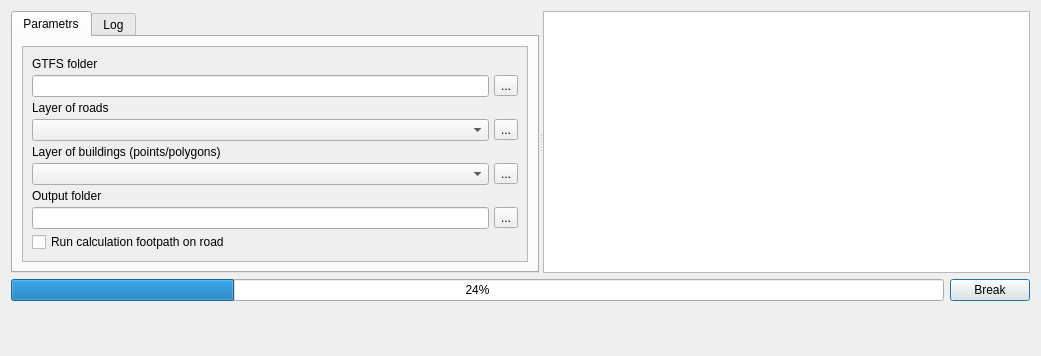
Old version of the form tau_net_calc/pkl.ui in the repository geosimlab/accessibility.
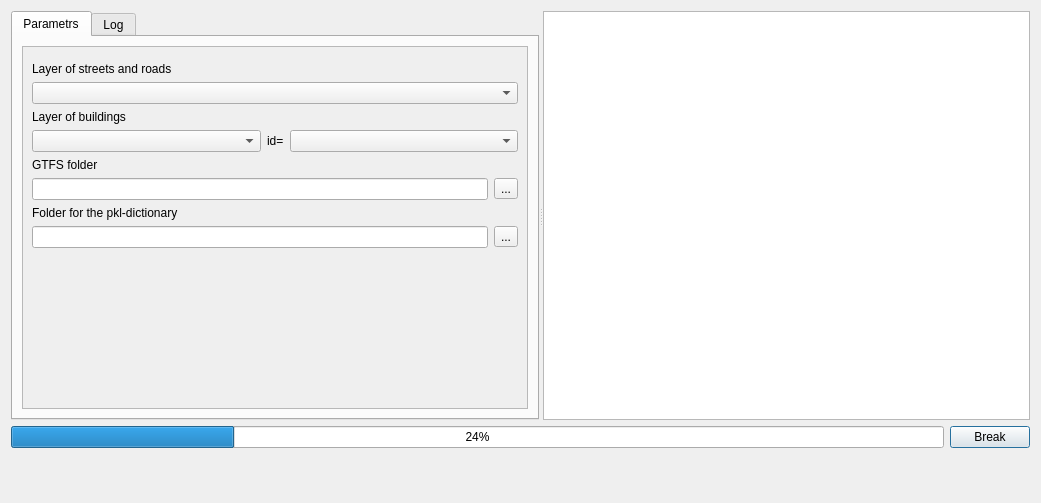
New version of the form. Icons and pictures are not drawn.

```diff
--- a/tau_net_calc/pkl.ui
+++ b/tau_net_calc/pkl.ui
@@ -10,7 +10,7 @@
     <x>0</x>
     <y>0</y>
     <width>1041</width>
-    <height>356</height>
+    <height>503</height>
    </rect>
   </property>
   <property name="sizePolicy">
@@ -84,7 +84,7 @@
              <x>0</x>
              <y>0</y>
              <width>506</width>
-             <height>202</height>
+             <height>257</height>
             </rect>
            </property>
            <property name="sizePolicy">
@@ -98,27 +98,14 @@
              <enum>QLayout::SetDefaultConstraint</enum>
             </property>
             <item>
-             <layout class="QGridLayout" name="gridLayout">
-              <property name="sizeConstraint">
-               <enum>QLayout::SetDefaultConstraint</enum>
-              </property>
-              <property name="horizontalSpacing">
-               <number>5</number>
-              </property>
-              <property name="verticalSpacing">
-               <number>3</number>
-              </property>
-              <item row="11" column="0">
-               <widget class="QLabel" name="label_13">
-                <property name="text">
-                 <string>Output folder</string>
-                </property>
-               </widget>
+             <layout class="QFormLayout" name="formLayout">
+              <item row="0" column="0">
+               <layout class="QVBoxLayout" name="verticalLayout_4"/>
               </item>
-              <item row="10" column="1">
-               <widget class="QToolButton" name="toolButton_layer_refresh">
+              <item row="6" column="0">
+               <widget class="QLabel" name="label_3">
                 <property name="text">
-                 <string>...</string>
+                 <string>Layer of streets and roads</string>
                 </property>
                 <property name="icon">
                  <iconset>
@@ -126,94 +113,131 @@
                 </property>
                </widget>
               </item>
-              <item row="13" column="0">
-               <layout class="QHBoxLayout" name="horizontalLayout_7">
-                <item>
-                 <widget class="QLineEdit" name="txtPathToProtocols"/>
-                </item>
-               </layout>
-              </item>
               <item row="10" column="0">
-               <layout class="QHBoxLayout" name="horizontalLayout_19">
-                <property name="spacing">
-                 <number>10</number>
+               <widget class="QLabel" name="label_2">
+                <property name="text">
+                 <string>Layer of buildings</string>
                 </property>
-                <property name="bottomMargin">
-                 <number>0</number>
-                </property>
+               </widget>
+              </item>
+              <item row="16" column="0" colspan="2">
+               <layout class="QHBoxLayout" name="horizontalLayout_4">
+                <item>
+                 <widget class="QLineEdit" name="txtPathToProtocols">
+                  <property name="sizePolicy">
+                   <sizepolicy hsizetype="Expanding" vsizetype="Maximum">
+                    <horstretch>0</horstretch>
+                    <verstretch>0</verstretch>
+                   </sizepolicy>
+                  </property>
+                  <property name="baseSize">
+                   <size>
+                    <width>16</width>
+                    <height>0</height>
+                   </size>
+                  </property>
+                 </widget>
+                </item>
+                <item>
+                 <widget class="QToolButton" name="toolButton_protocol">
+                  <property name="text">
+                   <string>...</string>
+                  </property>
+                 </widget>
+                </item>
+               </layout>
+              </item>
+              <item row="7" column="0" colspan="2">
+               <layout class="QHBoxLayout" name="horizontalLayout_5">
+                <item>
+                 <widget class="QComboBox" name="cmbLayersRoad">
+                  <property name="sizePolicy">
+                   <sizepolicy hsizetype="Preferred" vsizetype="Maximum">
+                    <horstretch>0</horstretch>
+                    <verstretch>0</verstretch>
+                   </sizepolicy>
+                  </property>
+                  <property name="insertPolicy">
+                   <enum>QComboBox::InsertAtTop</enum>
+                  </property>
+                 </widget>
+                </item>
+               </layout>
+              </item>
+              <item row="11" column="0" colspan="2">
+               <layout class="QHBoxLayout" name="horizontalLayout_6">
                 <item>
                  <widget class="QComboBox" name="cmbLayers">
+                  <property name="sizePolicy">
+                   <sizepolicy hsizetype="Preferred" vsizetype="Maximum">
+                    <horstretch>0</horstretch>
+                    <verstretch>0</verstretch>
+                   </sizepolicy>
+                  </property>
                   <property name="mouseTracking">
                    <bool>false</bool>
                   </property>
                  </widget>
                 </item>
-               </layout>
-              </item>
-              <item row="8" column="0">
-               <widget class="QComboBox" name="cmbLayersRoad"/>
-              </item>
-              <item row="9" column="0">
-               <widget class="QLabel" name="label_17">
-                <property name="text">
-                 <string>Layer of buildings (points/polygons)</string>
-                </property>
-               </widget>
-              </item>
-              <item row="1" column="1">
-               <widget class="QToolButton" name="toolButton_GTFS">
-                <property name="text">
-                 <string>...</string>
-                </property>
-               </widget>
-              </item>
-              <item row="8" column="1">
-               <widget class="QToolButton" name="toolButton_layer_road_refresh">
-                <property name="text">
-                 <string>...</string>
-                </property>
-                <property name="icon">
-                 <iconset>
-                  <normalon>refresh.png</normalon>
-                 </iconset>
-                </property>
-               </widget>
-              </item>
-              <item row="1" column="0">
-               <layout class="QHBoxLayout" name="horizontalLayout_3">
                 <item>
-                 <widget class="QLineEdit" name="txtPathToGTFS"/>
+                 <widget class="QLabel" name="label_5">
+                  <property name="sizePolicy">
+                   <sizepolicy hsizetype="Fixed" vsizetype="Preferred">
+                    <horstretch>0</horstretch>
+                    <verstretch>0</verstretch>
+                   </sizepolicy>
+                  </property>
+                  <property name="text">
+                   <string>id=</string>
+                  </property>
+                 </widget>
                 </item>
+                <item>
+                 <widget class="QComboBox" name="cmbLayers_fields"/>
+                </item>
                </layout>
               </item>
-              <item row="7" column="0">
-               <widget class="QLabel" name="label_2">
-                <property name="text">
-                 <string>Layer of roads</string>
-                </property>
-               </widget>
-              </item>
-              <item row="0" column="0">
+              <item row="15" column="0">
                <widget class="QLabel" name="label">
                 <property name="text">
+                 <string>Folder for the pkl-dictionary</string>
+                </property>
+               </widget>
+              </item>
+              <item row="13" column="0" colspan="2">
+               <layout class="QHBoxLayout" name="horizontalLayout_3">
+                <item>
+                 <widget class="QLineEdit" name="txtPathToGTFS">
+                  <property name="sizePolicy">
+                   <sizepolicy hsizetype="Expanding" vsizetype="Maximum">
+                    <horstretch>0</horstretch>
+                    <verstretch>0</verstretch>
+                   </sizepolicy>
+                  </property>
+                  <property name="baseSize">
+                   <size>
+                    <width>16</width>
+                    <height>0</height>
+                   </size>
+                  </property>
+                 </widget>
+                </item>
+                <item>
+                 <widget class="QToolButton" name="toolButton_GTFS">
+                  <property name="text">
+                   <string>...</string>
+                  </property>
+                 </widget>
+                </item>
+               </layout>
+              </item>
+              <item row="12" column="0">
+               <widget class="QLabel" name="label_4">
+                <property name="text">
                  <string>GTFS folder</string>
                 </property>
                </widget>
               </item>
-              <item row="13" column="1">
-               <widget class="QToolButton" name="toolButton_protocol">
-                <property name="text">
-                 <string>...</string>
-                </property>
-               </widget>
-              </item>
-              <item row="14" column="0">
-               <widget class="QCheckBox" name="cbRunCalcFootPathRoad">
-                <property name="text">
-                 <string>Run calculation footpath on road</string>
-                </property>
-               </widget>
-              </item>
              </layout>
             </item>
            </layout>
```
Left out of the diff: 4 changed lines with no effect on the pictures.
